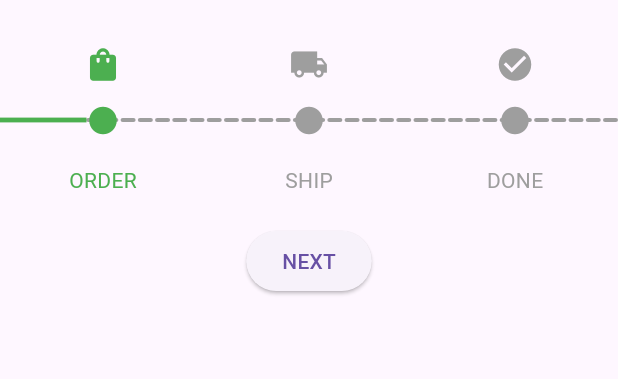
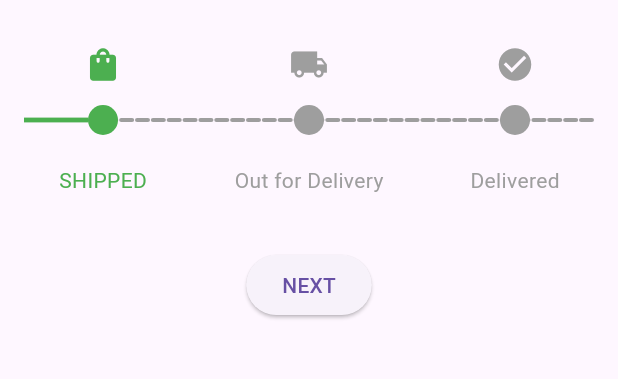
Before and after one commit to nixtomalon/progress-tracker, a Flutter app: the screen it shows after launch, on a phone screen of 412 x 824 dp, the part 63-442 px from its top. Run offline on Flutter 3.47's test engine with Material 3 defaults, Android fonts, the light colour scheme and no system bars.

Commit message:
Added option to position tracker at the start and end of the line

```diff
--- a/example/lib/main.dart
+++ b/example/lib/main.dart
@@ -13,20 +13,11 @@ class ExampleProgressTracker extends StatefulWidget {
 }
 
 class _MyAppState extends State<ExampleProgressTracker> {
-  // List of Status objects representing the steps or statuses in the progress tracker.
-  // Each Status object includes a name, icon, and an optional 'active' parameter to indicate its current status.
-  // The 'name' field represents the label or title of the status.
-  // The 'icon' field is the IconData representing the visual representation of the status.
-  // The 'active' field, when set to true, indicates that the status is currently active or completed.
-
   final List<Status> statuList = [
-    Status(name: 'ORDER', icon: Icons.shopping_bag),
-    Status(name: 'SHIP', icon: Icons.local_shipping),
-    Status(name: 'DONE', icon: Icons.check_circle),
+    Status(name: 'SHIPPED', icon: Icons.shopping_bag),
+    Status(name: 'Out for Delivery', icon: Icons.local_shipping),
+    Status(name: 'Delivered', icon: Icons.check_circle),
   ];
-
-  // The index representing the currently active step in the progress tracker.
-  // It determines which step is currently highlighted or marked as completed.
 
   int index = 0;
 
@@ -47,22 +38,19 @@ class _MyAppState extends State<ExampleProgressTracker> {
         ),
         body: Column(
           children: [
-            Padding(
-              padding: const EdgeInsets.only(top: 16.0),
-              child: ProgressTracker(
-                currentIndex: index,
-                statusList: statuList,
-                activeColor: Colors
-                    .green, // Optional: Customize the color for active steps (default: Colors.green).
-                inActiveColor: Colors
-                    .grey, // Optional: Customize the color for inactive steps (default: Colors.grey).
-              ),
+            ProgressTracker(
+              trackerAtStart: false,
+              currentIndex: index,
+              statusList: statuList,
+              activeColor: Colors.green,
+              inActiveColor: Colors.grey,
+              horizontalPadding: 16,
             ),
             const SizedBox(height: 20),
             ElevatedButton(
               onPressed: index != statuList.length - 1 ? nextButton : null,
               child: const Text('NEXT'),
-            )
+            ),
           ],
         ),
       ),
--- a/lib/src/progress_tracker_widget.dart
+++ b/lib/src/progress_tracker_widget.dart
@@ -1,7 +1,7 @@
 import 'package:flutter/material.dart';
 import 'package:progress_tracker/src/status.dart';
 
-class ProgressTracker extends StatelessWidget {
+class ProgressTracker extends StatefulWidget {
   /// The index representing the currently active step in the progress tracker.
   ///
   /// It determines which step is currently highlighted or marked as completed.
@@ -25,13 +25,23 @@ class ProgressTracker extends StatelessWidget {
   /// Defaults to [Colors.grey] if not specified.
   final Color? inActiveColor;
 
-  final double height = 100;
+  /// Determines whether the tracker should start with a tracker or a line.
+  final bool trackerAtStart;
+
+  final double horizontalPadding;
+  final double verticalPadding;
+
+  /// Height of the progress tracker.
+  final double height;
 
   /// Creates a [ProgressTracker] widget.
   ///
   /// The [currentIndex] represents the currently active step in the progress tracker.
   /// The [statusList] is a list of [Status] objects indicating the steps in the progress.
   /// The [activeColor] and [inActiveColor] parameters define the colors for active and inactive elements.
+  /// The [height] determines the vertical size of the progress tracker.
+  /// The [trackerAtStart] controls whether the tracker appears before the progress line
+  /// (Tracker → Line → Tracker) or after it (Line → Tracker → Line).
 
   const ProgressTracker({
     Key? key,
@@ -39,27 +49,46 @@ class ProgressTracker extends StatelessWidget {
     required this.statusList,
     this.activeColor = Colors.green,
     this.inActiveColor = Colors.grey,
+    this.trackerAtStart = true,
+    this.horizontalPadding = 16.0,
+    this.verticalPadding = 16.0,
+    this.height = 100,
   }) : super(key: key);
 
   @override
-  Widget build(BuildContext context) {
-    // Ensure that the first element is active by default.
-    for (int i = 0; i < statusList.length; i++) {
-      if (i == 0) {
-        statusList[i].active = true;
-      } else {
-        if (statusList[i].active!) {
-          statusList[i].active = i <= currentIndex;
+  State<ProgressTracker> createState() => _ProgressTrackerState();
 }
+
+class _ProgressTrackerState extends State<ProgressTracker> {
+  late List<Status> statuses;
+
+  @override
+  void initState() {
+    super.initState();
+    _updateStatusList(); // Set initial active states
+  }
+
+  /// Updates the active states of each step based on the current index.
+  void _updateStatusList() {
+    statuses = List.from(widget.statusList);
+    for (int i = 0; i < statuses.length; i++) {
+      statuses[i].active = i == 0 || i <= widget.currentIndex;
     }
   }
 
+  @override
+  Widget build(BuildContext context) {
     return LayoutBuilder(builder: (_, BoxConstraints box) {
       // Calculate the number of inactive steps based on the available width.
       final count = (box.constrainWidth() / (1.4 * 8.0)).floor();
 
-      return SizedBox(
-        height: height,
+      return Padding(
+        padding: EdgeInsets.symmetric(
+          horizontal: widget.horizontalPadding,
+          vertical: widget.verticalPadding,
+        ),
+        child: SizedBox(
+          height: widget.height,
           child: Stack(
             alignment: Alignment.center,
             children: [
@@ -80,32 +109,126 @@ class ProgressTracker extends StatelessWidget {
                   );
                 }),
               ),
-            // Display the steps and their status indicators.
-            Positioned(
+              Visibility(
+                visible: !widget.trackerAtStart,
+                child: Positioned(
                   top: 0,
                   child: SizedBox(
                     width: MediaQuery.of(context).size.width,
                     child: Row(
-                  mainAxisAlignment: MainAxisAlignment.spaceEvenly,
-                  children: List.generate(statusList.length, (index) {
-                    return trackProgress(statusList[index], index);
+                      mainAxisAlignment: MainAxisAlignment.spaceBetween,
+                      children: List.generate(statuses.length, (index) {
+                        return buildLineAtStart(statuses[index], index);
                       }),
+                    ),
+                  ),
+                ),
+              ),
+              Visibility(
+                visible: widget.trackerAtStart,
+                child: Positioned(
+                  top: 0,
+                  child: SizedBox(
+                    width: MediaQuery.of(context).size.width -
+                        widget.horizontalPadding * 2,
+                    child: buildTrackerAtStart(),
+                  ),
+                ),
+              ),
+            ],
+          ),
+        ),
+      );
+    });
+  }
+
+  /// Builds the progress tracker when the `trackerAtStart` option is enabled.
+  ///
+  /// This function ensures the correct sequence of `Tracker > Line > Tracker > Line > Tracker`
+  Stack buildTrackerAtStart() {
+    return Stack(
+      alignment: Alignment.center,
+      children: [
+        // Generates the progress lines connecting the trackers.
+        Row(
+          children: List.generate(statuses.length - 1, (index) {
+            return Expanded(
+              child: Container(
+                height: 3.2,
+                color: statuses[index + 1].active!
+                    ? widget.activeColor
+                    : Colors.transparent,
+              ),
+            );
+          }),
+        ),
+        // Generates the individual steps (icons, trackers, and labels).
+        Row(
+          mainAxisAlignment: MainAxisAlignment.spaceBetween,
+          children: List.generate(statuses.length, (index) {
+            return SizedBox(
+              height: widget.height,
+              child: Stack(
+                alignment: Alignment.center,
+                clipBehavior: Clip.none,
+                children: [
+                  // Displays the step icon at the top of each tracker.
+                  Positioned(
+                    top: 0,
+                    left: index == 0 ? 0 : null,
+                    right: index == statuses.length - 1 ? 0 : null,
+                    child: Icon(
+                      statuses[index].icon,
+                      size: 26,
+                      color: statuses[index].active!
+                          ? widget.activeColor
+                          : widget.inActiveColor,
+                    ),
+                  ),
+                  // Displays the circular progress tracker.
+                  Container(
+                    height: 20,
+                    width: 20,
+                    decoration: BoxDecoration(
+                      color: statuses[index].active!
+                          ? widget.activeColor
+                          : widget.inActiveColor,
+                      shape: BoxShape.circle,
+                    ),
+                  ),
+                  // Displays the label below the tracker.
+                  Positioned(
+                    bottom: 0,
+                    left: index == 0 ? 0 : null,
+                    right: index == statuses.length - 1 ? 0 : null,
+                    child: Text(
+                      statuses[index].name,
+                      textAlign: TextAlign.center,
+                      style: TextStyle(
+                        color: statuses[index].active!
+                            ? widget.activeColor
+                            : widget.inActiveColor,
                       ),
                     ),
                   ),
                 ],
               ),
             );
-    });
+          }),
+        ),
+      ],
+    );
   }
 
-  /// Displays a single step in the progress tracker with its associated status.
-  Widget trackProgress(Status status, int index) {
-    final statusCount = statusList.length;
+  /// Builds a single step in the progress tracker when `trackerAtStart` is disabled.
+  ///
+  ////// This function ensures the correct sequence of `Line > Tracker > Line > Tracker Line`
+  Expanded buildLineAtStart(Status status, int index) {
+    final statusCount = statuses.length;
 
     return Expanded(
       child: SizedBox(
-        height: height,
+        height: widget.height,
         child: Stack(
           alignment: Alignment.center,
           children: [
@@ -115,12 +238,13 @@ class ProgressTracker extends StatelessWidget {
               child: Icon(
                 status.icon,
                 size: 26,
-                color: status.active! ? activeColor : inActiveColor,
+                color:
+                    status.active! ? widget.activeColor : widget.inActiveColor,
               ),
             ),
             // Display visual indicators for the step's status.
             Row(
-              mainAxisAlignment: MainAxisAlignment.center,
+              mainAxisAlignment: MainAxisAlignment.spaceBetween,
               children: [
                 Visibility(
                   visible: status.active! && index < statusCount,
@@ -128,15 +252,22 @@ class ProgressTracker extends StatelessWidget {
                     child: Container(
                       height: 3.2,
                       decoration: BoxDecoration(
-                        color: status.active! ? activeColor : inActiveColor,
+                        color: status.active!
+                            ? widget.activeColor
+                            : widget.inActiveColor,
                       ),
                     ),
                   ),
                 ),
-                Icon(
-                  Icons.circle,
-                  color: status.active! ? activeColor : inActiveColor,
-                  size: 22,
+                Container(
+                  height: 20,
+                  width: 20,
+                  decoration: BoxDecoration(
+                    color: statuses[index].active!
+                        ? widget.activeColor
+                        : widget.inActiveColor,
+                    shape: BoxShape.circle,
+                  ),
                 ),
                 Visibility(
                   visible: status.active! && index < statusCount,
@@ -144,9 +275,9 @@ class ProgressTracker extends StatelessWidget {
                     child: Container(
                       height: 3.2,
                       decoration: BoxDecoration(
-                        color: currentIndex != index ||
-                                currentIndex + 1 == statusCount
-                            ? activeColor
+                        color: widget.currentIndex != index ||
+                                widget.currentIndex + 1 == statusCount
+                            ? widget.activeColor
                             : Colors.transparent,
                       ),
                     ),
@@ -161,7 +292,9 @@ class ProgressTracker extends StatelessWidget {
                 status.name,
                 textAlign: TextAlign.center,
                 style: TextStyle(
-                  color: status.active! ? activeColor : inActiveColor,
+                  color: status.active!
+                      ? widget.activeColor
+                      : widget.inActiveColor,
                 ),
               ),
             ),
--- a/pubspec.yaml
+++ b/pubspec.yaml
@@ -1,6 +1,6 @@
 name: progress_tracker
 description: A versatile and easy-to-use Flutter package for implementing progress tracking and status visualization in your applications.
-version: 0.0.13
+version: 0.0.14
 homepage: https://github.com/nixtomalon/progress_tracker
 repository: https://github.com/nixtomalon/progress_tracker
 
```
Also changed, not shown: assets/pt-sample-1.gif (added), assets/pt-sample-2.gif (added), 2 other files. Lines whose indentation alone changed are shown as unchanged.
